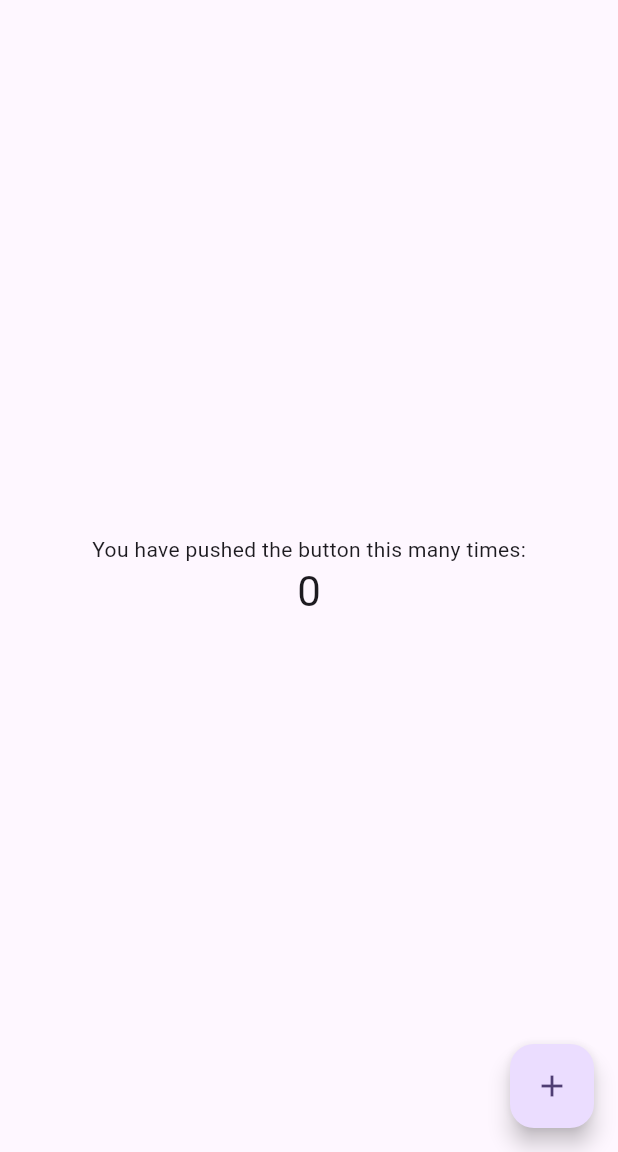
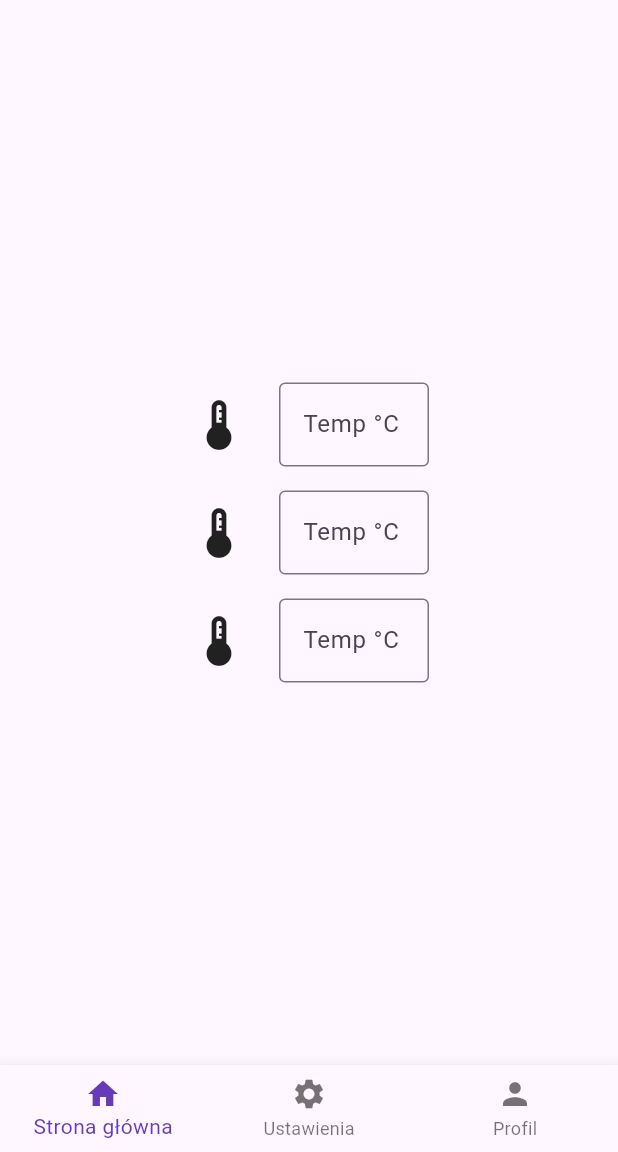
Before and after one commit to Ramosa5/SmartHouse, a Flutter app: the screen it shows after launch, on a phone screen of 412 x 824 dp, the part 84-1236 px from its top. Run offline on Flutter 3.47's test engine with Material 3 defaults, Android fonts, the phone set to English and light mode, and no system bars.

```diff
--- /dev/null
+++ b/lib/home_page.dart
@@ -0,0 +1,39 @@
+import 'package:flutter/material.dart';
+
+class HomePage extends StatelessWidget {
+  const HomePage({super.key});
+
+  @override
+  Widget build(BuildContext context) {
+    return Scaffold(
+      body: Center(
+        child: Column(
+          mainAxisAlignment: MainAxisAlignment.center,
+          children: [
+            for (int i = 0; i < 3; i++)
+              const Padding(
+                padding: EdgeInsets.all(8.0),
+                child: Row(
+                  mainAxisAlignment: MainAxisAlignment.center,
+                  children: [
+                    Icon(Icons.thermostat, size: 40),
+                    SizedBox(width: 20),
+                    SizedBox(
+                      width: 100,
+                      child: TextField(
+                        keyboardType: TextInputType.number,
+                        decoration: InputDecoration(
+                          labelText: 'Temp °C',
+                          border: OutlineInputBorder(),
+                        ),
+                      ),
+                    ),
+                  ],
+                ),
+              ),
+          ],
+        ),
+      ),
+    );
+  }
+}
--- a/lib/main.dart
+++ b/lib/main.dart
@@ -1,4 +1,6 @@
 import 'package:flutter/material.dart';
+import 'home_page.dart';
+import 'light_page.dart';
 
 void main() {
   runApp(const MyApp());
@@ -7,119 +9,68 @@ void main() {
 class MyApp extends StatelessWidget {
   const MyApp({super.key});
 
-  // This widget is the root of your application.
   @override
   Widget build(BuildContext context) {
     return MaterialApp(
       title: 'Flutter Demo',
       theme: ThemeData(
-        // This is the theme of your application.
-        //
-        // TRY THIS: Try running your application with "flutter run". You'll see
-        // the application has a purple toolbar. Then, without quitting the app,
-        // try changing the seedColor in the colorScheme below to Colors.green
-        // and then invoke "hot reload" (save your changes or press the "hot
-        // reload" button in a Flutter-supported IDE, or press "r" if you used
-        // the command line to start the app).
-        //
-        // Notice that the counter didn't reset back to zero; the application
-        // state is not lost during the reload. To reset the state, use hot
-        // restart instead.
-        //
-        // This works for code too, not just values: Most code changes can be
-        // tested with just a hot reload.
         colorScheme: ColorScheme.fromSeed(seedColor: Colors.deepPurple),
         useMaterial3: true,
       ),
-      home: const MyHomePage(title: 'Flutter Demo Home Page'),
+      home: const MyHomePage(),
     );
   }
 }
 
 class MyHomePage extends StatefulWidget {
-  const MyHomePage({super.key, required this.title});
-
-  // This widget is the home page of your application. It is stateful, meaning
-  // that it has a State object (defined below) that contains fields that affect
-  // how it looks.
-
-  // This class is the configuration for the state. It holds the values (in this
-  // case the title) provided by the parent (in this case the App widget) and
-  // used by the build method of the State. Fields in a Widget subclass are
-  // always marked "final".
-
-  final String title;
+  const MyHomePage({super.key});
 
   @override
   State<MyHomePage> createState() => _MyHomePageState();
 }
 
 class _MyHomePageState extends State<MyHomePage> {
-  int _counter = 0;
+  int _selectedIndex = 0;
 
-  void _incrementCounter() {
+  static const List<Widget> _widgetOptions = <Widget>[
+    HomePage(),
+    Center(child: Text('Strona 2: Ustawienia')),
+    ProfilePage(),
+  ];
+
+  void _onItemTapped(int index) {
     setState(() {
-      // This call to setState tells the Flutter framework that something has
-      // changed in this State, which causes it to rerun the build method below
-      // so that the display can reflect the updated values. If we changed
-      // _counter without calling setState(), then the build method would not be
-      // called again, and so nothing would appear to happen.
-      _counter++;
+      _selectedIndex = index;
     });
   }
 
   @override
   Widget build(BuildContext context) {
-    // This method is rerun every time setState is called, for instance as done
-    // by the _incrementCounter method above.
-    //
-    // The Flutter framework has been optimized to make rerunning build methods
-    // fast, so that you can just rebuild anything that needs updating rather
-    // than having to individually change instances of widgets.
     return Scaffold(
       appBar: AppBar(
-        // TRY THIS: Try changing the color here to a specific color (to
-        // Colors.amber, perhaps?) and trigger a hot reload to see the AppBar
-        // change color while the other colors stay the same.
         backgroundColor: Theme.of(context).colorScheme.inversePrimary,
-        // Here we take the value from the MyHomePage object that was created by
-        // the App.build method, and use it to set our appbar title.
-        title: Text(widget.title),
+        title: const Text('Flutter Demo Home Page'),
       ),
-      body: Center(
-        // Center is a layout widget. It takes a single child and positions it
-        // in the middle of the parent.
-        child: Column(
-          // Column is also a layout widget. It takes a list of children and
-          // arranges them vertically. By default, it sizes itself to fit its
-          // children horizontally, and tries to be as tall as its parent.
-          //
-          // Column has various properties to control how it sizes itself and
-          // how it positions its children. Here we use mainAxisAlignment to
-          // center the children vertically; the main axis here is the vertical
-          // axis because Columns are vertical (the cross axis would be
-          // horizontal).
-          //
-          // TRY THIS: Invoke "debug painting" (choose the "Toggle Debug Paint"
-          // action in the IDE, or press "p" in the console), to see the
-          // wireframe for each widget.
-          mainAxisAlignment: MainAxisAlignment.center,
-          children: <Widget>[
-            const Text(
-              'You have pushed the button this many times:',
-            ),
-            Text(
-              '$_counter',
-              style: Theme.of(context).textTheme.headlineMedium,
-            ),
-          ],
-        ),
+      body: _widgetOptions.elementAt(_selectedIndex),
+      bottomNavigationBar: BottomNavigationBar(
+        items: const <BottomNavigationBarItem>[
+          BottomNavigationBarItem(
+            icon: Icon(Icons.home),
+            label: 'Strona główna',
+          ),
+          BottomNavigationBarItem(
+            icon: Icon(Icons.settings),
+            label: 'Ustawienia',
+          ),
+          BottomNavigationBarItem(
+            icon: Icon(Icons.person),
+            label: 'Profil',
+          ),
+        ],
+        currentIndex: _selectedIndex,
+        selectedItemColor: Colors.deepPurple,
+        onTap: _onItemTapped,
       ),
-      floatingActionButton: FloatingActionButton(
-        onPressed: _incrementCounter,
-        tooltip: 'Increment',
-        child: const Icon(Icons.add),
-      ), // This trailing comma makes auto-formatting nicer for build methods.
     );
   }
 }
```
Also changed, not shown: lib/light_page.dart (added, +44 -0 lines), 1 other file.
